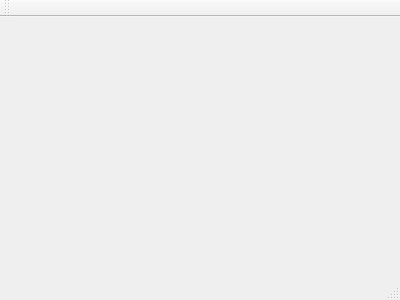
The window that mainwindow.ui (RomiSugianto/election_app) describes before a commit, drawn with Qt 5.
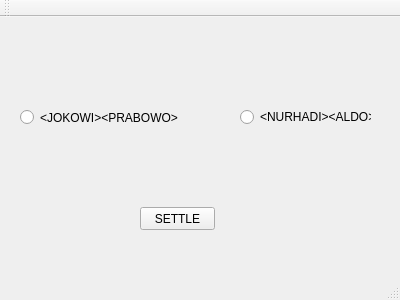
The same window after the commit.

The edit to the form file:
```diff
--- a/mainwindow.ui
+++ b/mainwindow.ui
@@ -12,13 +12,68 @@
   <property name="windowTitle" >
    <string>MainWindow</string>
   </property>
-  <widget class="QMenuBar" name="menuBar" />
-  <widget class="QToolBar" name="mainToolBar" />
-  <widget class="QWidget" name="centralWidget" />
-  <widget class="QStatusBar" name="statusBar" />
+  <widget class="QWidget" name="centralWidget">
+   <widget class="QRadioButton" name="radioButton_jp">
+    <property name="geometry">
+     <rect>
+      <x>20</x>
+      <y>90</y>
+      <width>161</width>
+      <height>21</height>
+     </rect>
+    </property>
+    <property name="text">
+     <string>&lt;JOKOWI&gt;&lt;PRABOWO&gt;</string>
+    </property>
+   </widget>
+   <widget class="QRadioButton" name="radioButton_na">
+    <property name="geometry">
+     <rect>
+      <x>240</x>
+      <y>90</y>
+      <width>131</width>
+      <height>20</height>
+     </rect>
+    </property>
+    <property name="text">
+     <string>&lt;NURHADI&gt;&lt;ALDO&gt;</string>
+    </property>
+   </widget>
+   <widget class="QPushButton" name="pushButton">
+    <property name="geometry">
+     <rect>
+      <x>140</x>
+      <y>190</y>
+      <width>75</width>
+      <height>23</height>
+     </rect>
+    </property>
+    <property name="text">
+     <string>SETTLE</string>
+    </property>
+   </widget>
+  </widget>
+  <widget class="QMenuBar" name="menuBar">
+   <property name="geometry">
+    <rect>
+     <x>0</x>
+     <y>0</y>
+     <width>400</width>
+     <height>21</height>
+    </rect>
+   </property>
+  </widget>
+  <widget class="QToolBar" name="mainToolBar">
+   <attribute name="toolBarArea">
+    <enum>TopToolBarArea</enum>
+   </attribute>
+   <attribute name="toolBarBreak">
+    <bool>false</bool>
+   </attribute>
+  </widget>
+  <widget class="QStatusBar" name="statusBar"/>
  </widget>
- <layoutDefault spacing="6" margin="11" />
- <pixmapfunction></pixmapfunction>
+ <layoutdefault spacing="6" margin="11"/>
  <resources/>
  <connections/>
 </ui>
```
Left out of the diff: 7 changed lines with no effect on the pictures.
